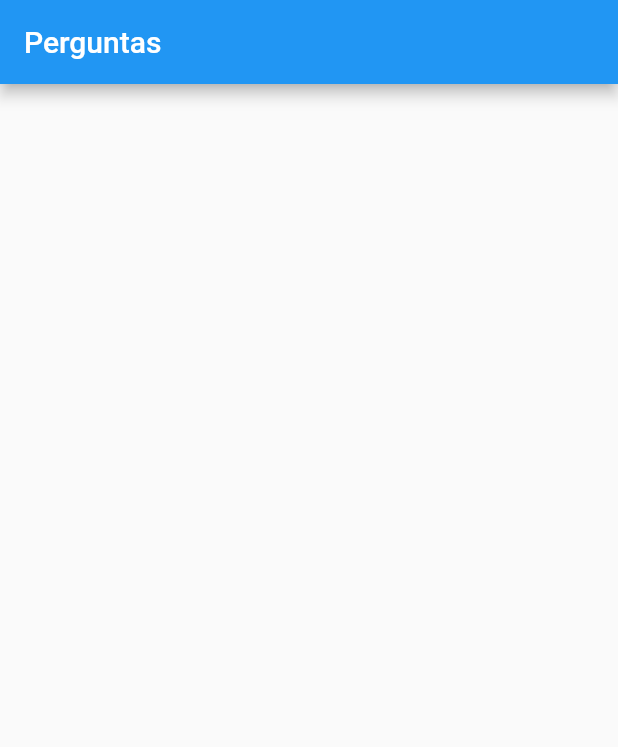
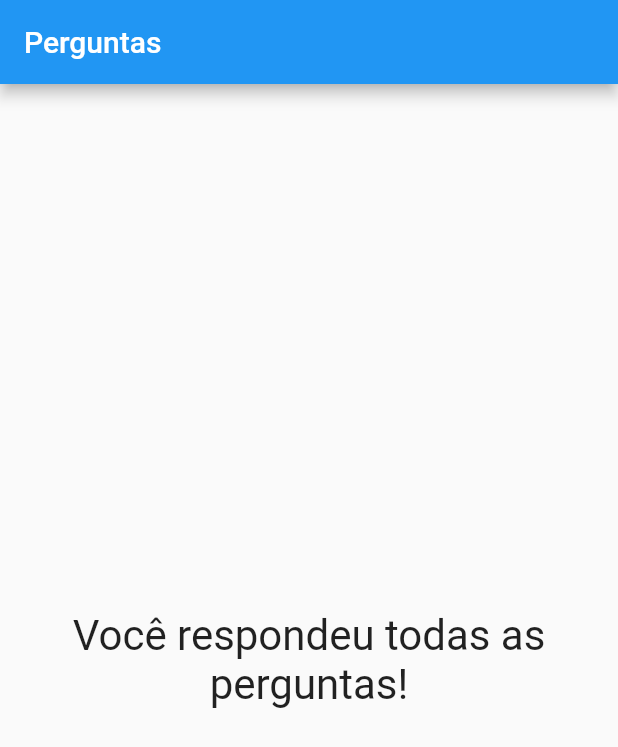
Before and after one commit to arthurrossibr/flutter-projeto-perguntas, a Flutter app: the screen it shows after launch, after a tap on "Preto", after a tap on "Gato", after a tap on "Barco", on a phone screen of 412 x 824 dp. Shown: the top 747 px of the screen. Run offline on Flutter 3.47's test engine with Material 2 defaults, Android fonts, the phone set to English and light mode, and no system bars.

Commit message:
Adicionando mensagem de finalização

```diff
--- a/lib/main.dart
+++ b/lib/main.dart
@@ -61,7 +61,12 @@ class _PerguntasAppState extends State<PerguntasApp> {
                   // ... é um spread operator
                 ],
               )
-          : null,
-    ));
+            : const Center(
+                child: Text('Você respondeu todas as perguntas!',
+                    style: TextStyle(fontSize: 28),
+                    textAlign: TextAlign.center),
+              ),
+      ),
+    );
   }
 }
```
Lines whose indentation alone changed are shown as unchanged.
